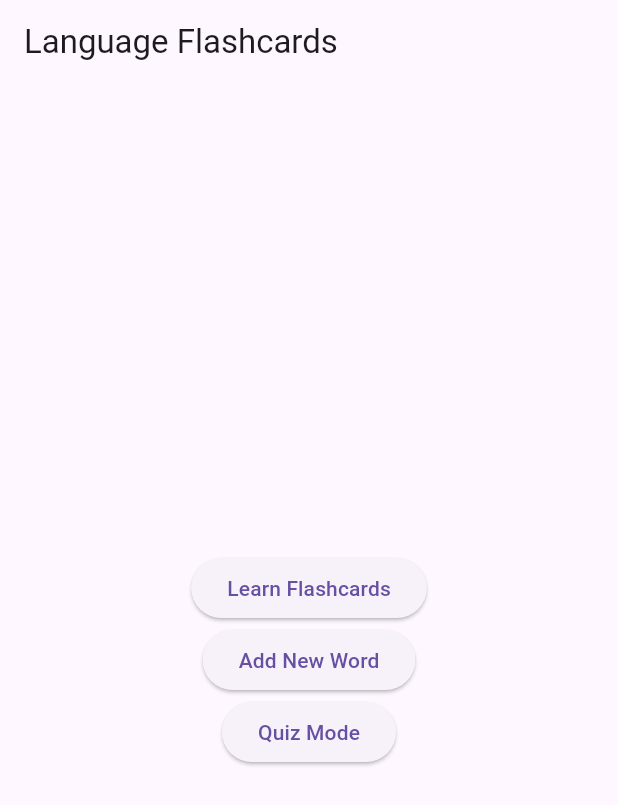
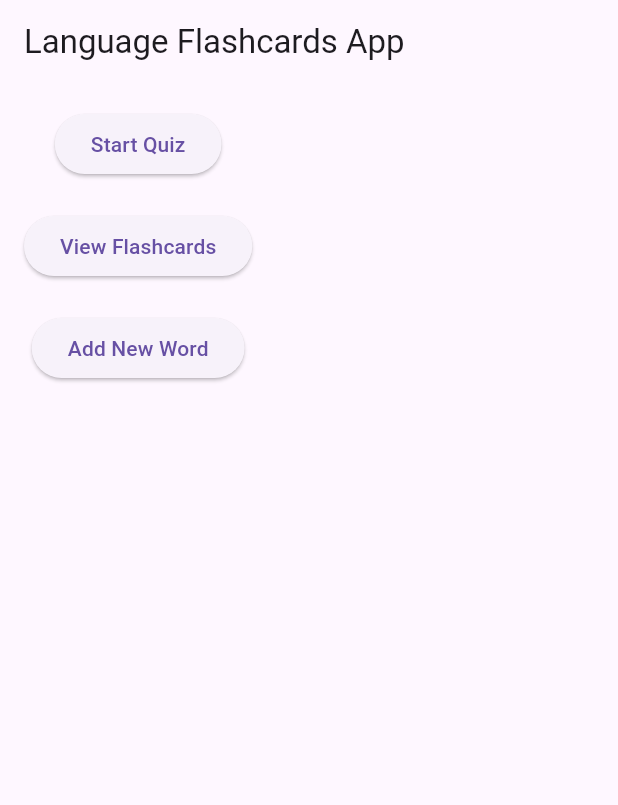
Before and after one commit to ShoroukShawky/language-flashcards-app, a Flutter app: the screen it shows after launch, on a phone screen of 412 x 824 dp. Shown: the top 805 px of the screen. Run offline on Flutter 3.47's test engine with Material 3 defaults, Android fonts, the phone set to English and light mode, and no system bars.

Commit message:
Updated: AddWord dialog, default Spanish-English words, Quiz final score dialog

```diff
--- a/lib/screens/home_screen.dart
+++ b/lib/screens/home_screen.dart
@@ -1,8 +1,8 @@
 import 'package:flutter/material.dart';
-import 'flashcard_screen.dart';
+import '../models/word.dart';
 import 'add_word.dart';
 import 'quiz_screen.dart';
-import '../models/word.dart';
+import 'flashcard_screen.dart';
 
 class HomeScreen extends StatefulWidget {
   @override
@@ -10,19 +10,45 @@ class HomeScreen extends StatefulWidget {
 }
 
 class _HomeScreenState extends State<HomeScreen> {
-  List<Word> words = [];
+
+  // ✅ هنا بنعمل List<Word> اللي هتمرر لكل الصفحات
+  List<Word> words = [
+    Word(text: 'Hola', meaning: 'Hello'),
+    Word(text: 'Gracias', meaning: 'Thank you'),
+    Word(text: 'Adiós', meaning: 'Goodbye'),
+    Word(text: 'Por favor', meaning: 'Please'),
+    Word(text: 'Amor', meaning: 'Love'),
+    Word(text: 'Casa', meaning: 'House'),
+    Word(text: 'Agua', meaning: 'Water'),
+    Word(text: 'Libro', meaning: 'Book'),
+    Word(text: 'Amigo', meaning: 'Friend'),
+    Word(text: 'Escuela', meaning: 'School'),
+  ];
 
   @override
   Widget build(BuildContext context) {
     return Scaffold(
-      appBar: AppBar(title: Text('Language Flashcards')),
-      body: Center(
+      appBar: AppBar(title: Text('Language Flashcards App')),
+      body: Padding(
+        padding: const EdgeInsets.all(16),
         child: Column(
-          mainAxisAlignment: MainAxisAlignment.center,
           children: [
             ElevatedButton(
-              child: Text('Learn Flashcards'),
               onPressed: () {
+                // ➡️ تمرير ال List للـ QuizScreen
+                Navigator.push(
+                  context,
+                  MaterialPageRoute(
+                    builder: (_) => QuizScreen(words: words),
+                  ),
+                );
+              },
+              child: Text('Start Quiz'),
+            ),
+            SizedBox(height: 20),
+            ElevatedButton(
+              onPressed: () {
+                // ➡️ تمرير ال List للـ FlashcardsScreen
                 Navigator.push(
                   context,
                   MaterialPageRoute(
@@ -30,29 +56,20 @@ class _HomeScreenState extends State<HomeScreen> {
                   ),
                 );
               },
+              child: Text('View Flashcards'),
             ),
+            SizedBox(height: 20),
             ElevatedButton(
-              child: Text('Add New Word'),
-              onPressed: () async {
-                final newWord = await Navigator.push(
-                  context,
-                  MaterialPageRoute(builder: (_) => AddWordScreen()),
-                );
-                if (newWord != null) {
-                  setState(() => words.add(newWord));
-                }
-              },
-            ),
-            ElevatedButton(
-              child: Text('Quiz Mode'),
               onPressed: () {
+                // ➡️ تمرير ال List للـ AddWordScreen
                 Navigator.push(
                   context,
                   MaterialPageRoute(
-                    builder: (_) => QuizScreen(words: words),
+                    builder: (_) => AddWordScreen(words: words),
                   ),
                 );
               },
+              child: Text('Add New Word'),
             ),
           ],
         ),
```
Also changed, not shown: lib/screens/add_word.dart (+76 -13 lines), lib/screens/quiz_screen.dart (+112 -27 lines).
